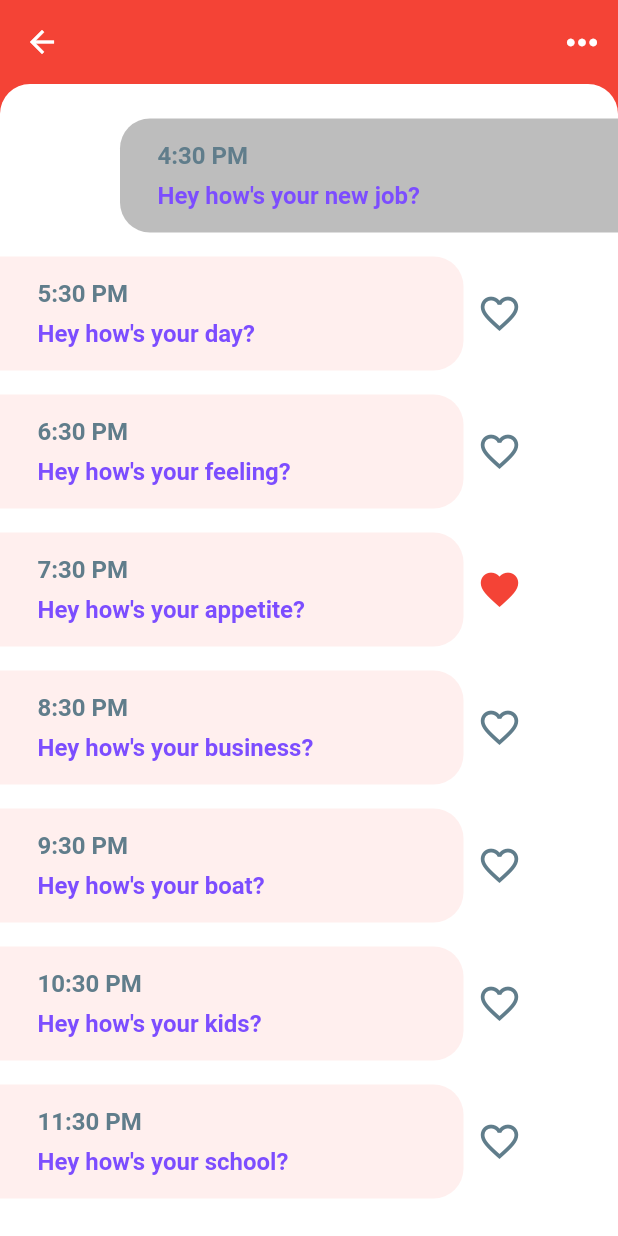
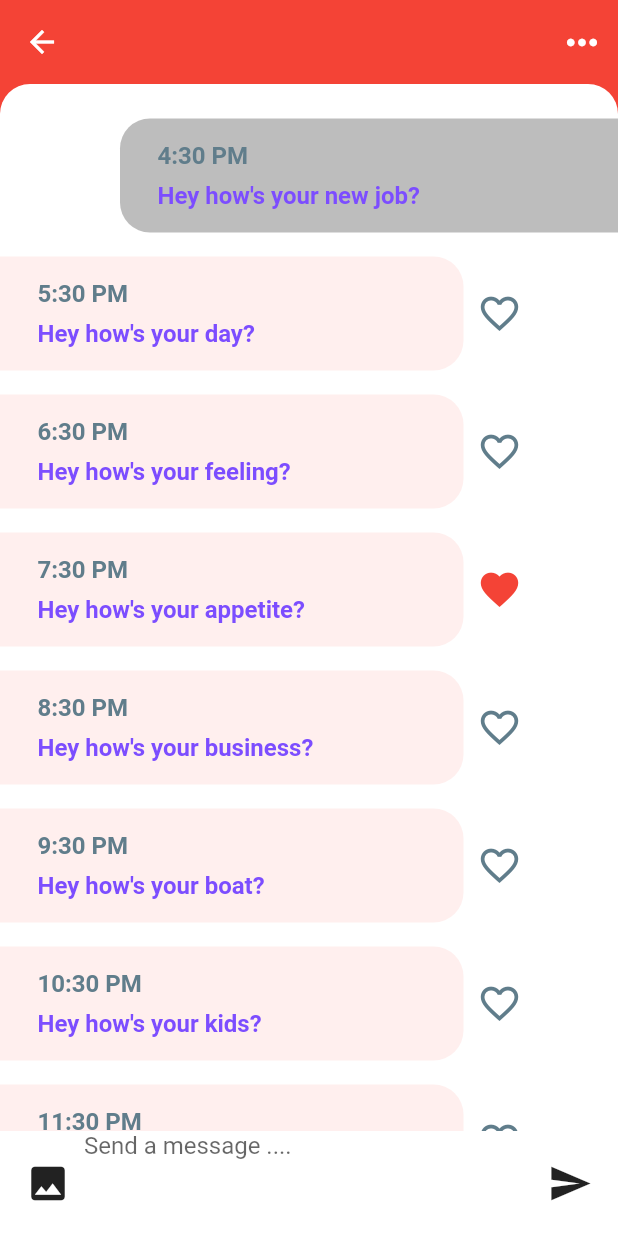
Before and after one commit to angelicrf/flutter, a Flutter app: the ChatScreen screen opened directly with empty values, on a phone screen of 412 x 824 dp. Run offline on Flutter 3.47's test engine with Material 2 defaults, Android fonts, the phone set to English and light mode, and no system bars; our stand-ins replace font_awesome_flutter.

Commit message:
send new message

```diff
--- a/chatUI/lib/chat_screen.dart
+++ b/chatUI/lib/chat_screen.dart
@@ -63,6 +63,52 @@ class _ChatScreenState extends State<ChatScreen> {
        ],
      );
   }
+  _buildMessageComposer(){
+    final Message message = chats[0];
+     _sendMessage(){
+      bool isMe = message.sender.id == currentUser.id;
+      print(message.text);
+      return Container(
+      color: Colors.cyanAccent,
+      );
+    }
+    return Container(
+      padding: EdgeInsets.symmetric(horizontal: 8.0,),
+      height: 70.0,
+      color: Colors.white,
+      child: Row(
+        children: [
+          IconButton(
+            icon: Icon(Icons.photo),
+            onPressed: () {},
+            iconSize: 30.0,
+          ),
+          Expanded(
+            child: Column(
+              children: [
+
+                TextField(
+                        textCapitalization: TextCapitalization.sentences,
+                        onChanged: (value) => {
+                         message.text = value
+                        },
+                        decoration: InputDecoration.collapsed(hintText: "Send a message ...."),
+                      )
+              ],
+            ),),
+          IconButton(
+            icon: Icon(Icons.send),
+            onPressed: () {
+              _sendMessage();
+            },
+            iconSize: 30.0,
+          ),
+        ],
+      ),
+    );
+
+  }
+
   @override
   Widget build(BuildContext context) {
     return Scaffold(
@@ -80,7 +126,11 @@ class _ChatScreenState extends State<ChatScreen> {
         onPressed: () {},
       )
     ],),
-      body: Column(
+      body: GestureDetector(
+        onTap: () => {
+          FocusScope.of(context).unfocus()
+        },
+        child: Column(
           children: [
             Expanded(
               child: Container(
@@ -103,11 +153,14 @@ class _ChatScreenState extends State<ChatScreen> {
                         final Message message = chats[index];
                         bool isMe = message.sender.id == currentUser.id;
                     return _buildMessage(message, isMe);
+
                   }),
                 ),
+              )
             ),
+            _buildMessageComposer()
+          ],
         ),
-        ],
       ),
     );
   }
--- a/chatUI/lib/message_model.dart
+++ b/chatUI/lib/message_model.dart
@@ -4,10 +4,9 @@ import 'package:chatUI/user_model.dart';
 class Message {
   final User sender;
   final String time;
-  final String text;
+  String text;
   final bool isLiked;
   final bool unread;
-
   Message({
     this.isLiked,
     this.sender,
@@ -61,7 +60,7 @@ List<Message> chats = [
   Message(
     sender: currentUser,
     time: '4:30 PM',
-    text: 'Hey how\'s your new job?',
+    text: "Hey how\'s your new job?",
     isLiked: true,
     unread: true,
   ),
```
Lines whose indentation alone changed are shown as unchanged.
